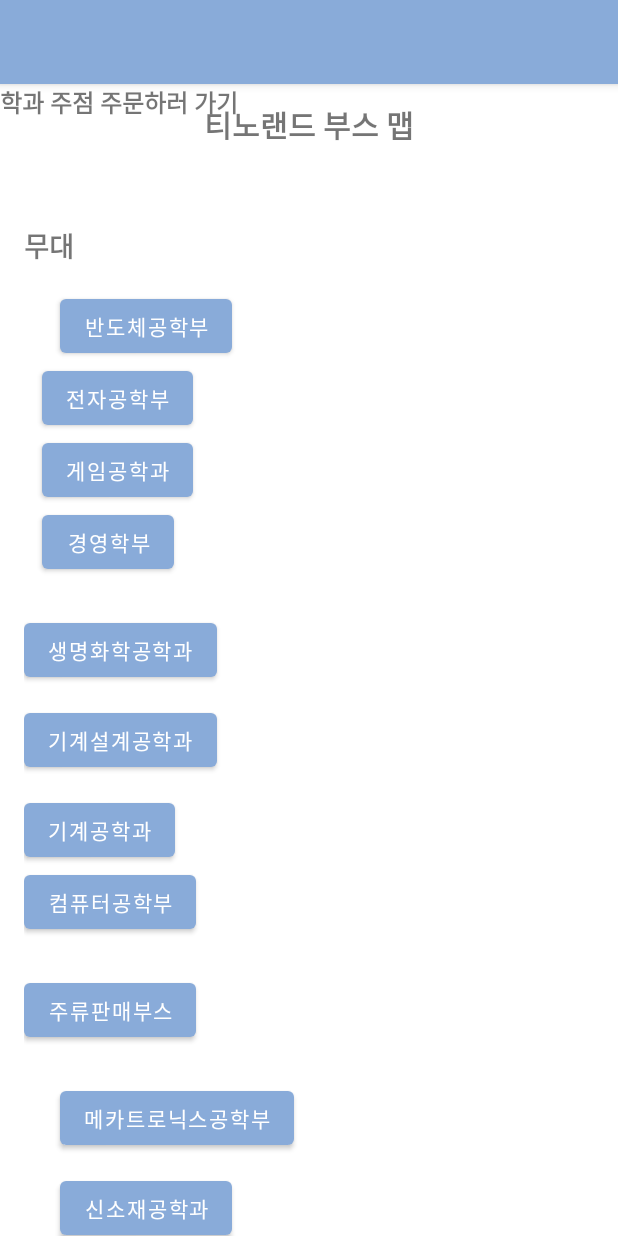
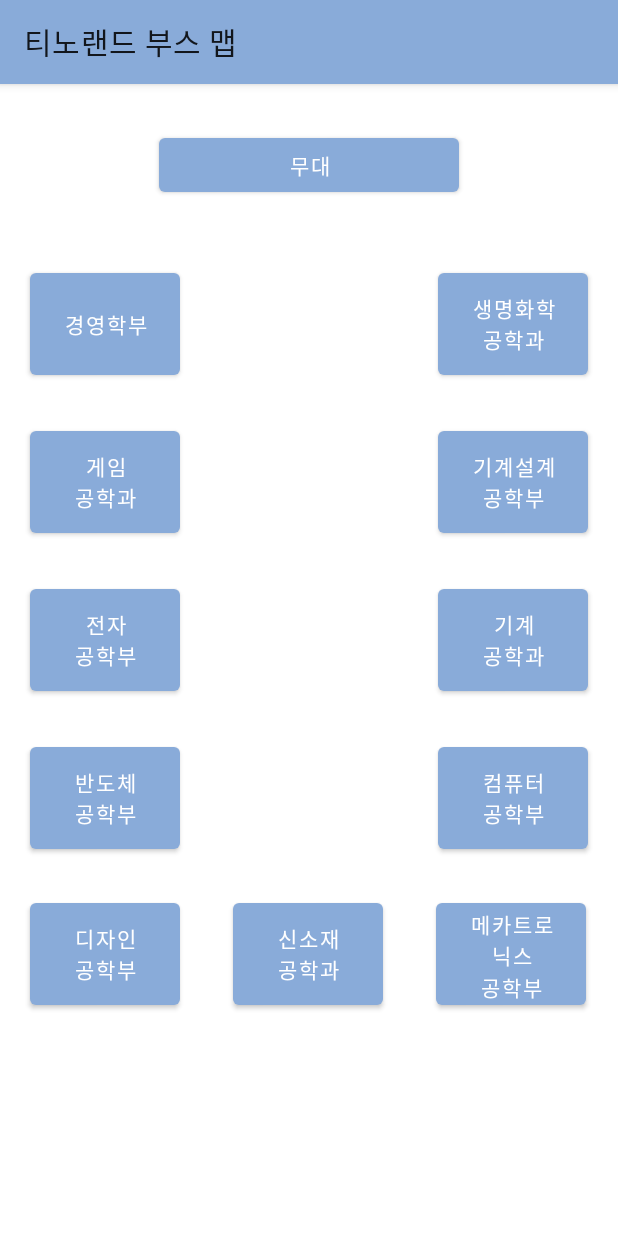
Before and after one commit to jiho5191/mobile-kiosk-app, an Android app: the screen it shows after launch (MapActivity), on a phone screen of 412 x 824 dp. Run offline under Robolectric (Android 15) with nearby library versions, the phone set to English and light mode, and no system bars.

Commit message:
map수정

```diff
--- a/app/src/main/java/com/example/mobile_team10/MapActivity.kt
+++ b/app/src/main/java/com/example/mobile_team10/MapActivity.kt
@@ -20,6 +20,7 @@ class MapActivity : AppCompatActivity() {
             v.setPadding(systemBars.left, systemBars.top, systemBars.right, systemBars.bottom)
             insets
         }
+        title="티노랜드 부스 맵"
 
         val booths = listOf(
             R.id.booth_semiconductor,
@@ -32,7 +33,6 @@ class MapActivity : AppCompatActivity() {
             R.id.booth_mechanical,
             R.id.booth_mechanical_design,
             R.id.booth_biochem,
-            R.id.booth_sales
         )
 
         booths.forEach { id ->
--- a/app/src/main/res/layout/activity_map.xml
+++ b/app/src/main/res/layout/activity_map.xml
@@ -3,153 +3,129 @@
     xmlns:app="http://schemas.android.com/apk/res-auto"
     xmlns:tools="http://schemas.android.com/tools"
     android:id="@+id/main"
-    android:title="티노랜드 부스 맵"
     android:layout_width="match_parent"
     android:layout_height="match_parent"
     tools:context=".MapActivity">
 
-    <TextView
-        android:id="@+id/pageTitle"
-        android:layout_width="0dp"
+    <Button
+        android:id="@+id/booth_stage"
+        android:layout_width="200dp"
         android:layout_height="wrap_content"
-        android:layout_marginTop="12dp"
+        android:text="무대"
+        android:layout_marginTop="30dp"
+        app:layout_constraintTop_toTopOf="parent"
+        app:layout_constraintStart_toStartOf="parent"
+        app:layout_constraintEnd_toEndOf="parent"/>
+
+    <!-- 왼쪽 열 -->
+    <Button
+        android:id="@+id/booth_business"
+        android:layout_width="100dp"
+        android:layout_height="80dp"
+        android:text="경영학부"
+        app:layout_constraintTop_toTopOf="parent"
+        app:layout_constraintStart_toStartOf="parent"
+        android:layout_marginTop="120dp"
+        android:layout_marginStart="20dp"
+        app:layout_constraintVertical_chainStyle="packed" />
+
+    <Button
+        android:id="@+id/booth_game"
+        android:layout_width="100dp"
+        android:layout_height="80dp"
+        android:text="게임\n공학과"
+        app:layout_constraintTop_toBottomOf="@id/booth_business"
+        app:layout_constraintStart_toStartOf="@id/booth_business"
+        android:layout_marginTop="25dp" />
+
+    <!-- 오른쪽 열 -->
+    <Button
+        android:id="@+id/booth_electronics"
+        android:layout_width="100dp"
+        android:layout_height="80dp"
+        android:layout_marginTop="25dp"
+        android:text="전자\n공학부"
+        app:layout_constraintStart_toStartOf="@id/booth_business"
+        app:layout_constraintTop_toBottomOf="@id/booth_game" />
+
+    <Button
+        android:id="@+id/booth_semiconductor"
+        android:layout_width="100dp"
+        android:layout_height="80dp"
+        android:layout_marginTop="25dp"
+        android:text="반도체\n공학부"
+        app:layout_constraintStart_toStartOf="@id/booth_business"
+        app:layout_constraintTop_toBottomOf="@id/booth_electronics" />
+
+    <Button
+        android:id="@+id/booth_biochem"
+        android:layout_width="100dp"
+        android:layout_height="80dp"
+        android:text="생명화학\n공학과"
+        app:layout_constraintTop_toTopOf="@id/booth_business"
+        app:layout_constraintEnd_toEndOf="parent"
+        android:layout_marginEnd="20dp"
+        app:layout_constraintVertical_chainStyle="packed" />
+
+    <Button
+        android:id="@+id/booth_mechanical_design"
+        android:layout_width="100dp"
+        android:layout_height="80dp"
+        android:text="기계설계\n공학부"
+        app:layout_constraintTop_toBottomOf="@id/booth_biochem"
+        app:layout_constraintEnd_toEndOf="@id/booth_biochem"
+        android:layout_marginTop="25dp" />
+
+    <Button
+        android:id="@+id/booth_mechanical"
+        android:layout_width="100dp"
+        android:layout_height="80dp"
+        android:text="기계\n공학과"
+        app:layout_constraintTop_toBottomOf="@id/booth_mechanical_design"
+        app:layout_constraintEnd_toEndOf="@id/booth_biochem"
+        android:layout_marginTop="25dp" />
+
+    <Button
+        android:id="@+id/booth_cs"
+        android:layout_width="100dp"
+        android:layout_height="80dp"
+        android:text="컴퓨터\n공학부"
+        app:layout_constraintTop_toBottomOf="@id/booth_mechanical"
+        app:layout_constraintEnd_toEndOf="@id/booth_biochem"
+        android:layout_marginTop="25dp" />
+
+    <!-- 하단 줄 (3개) -->
+    <LinearLayout
+        android:layout_width="wrap_content"
+        android:layout_height="wrap_content"
+        android:layout_marginTop="4dp"
         android:gravity="center"
-        android:text="티노랜드 부스 맵"
-        android:textSize="20sp"
-        android:textStyle="bold"
+        android:orientation="horizontal"
         app:layout_constraintEnd_toEndOf="parent"
         app:layout_constraintHorizontal_bias="0.0"
         app:layout_constraintStart_toStartOf="parent"
-        app:layout_constraintTop_toTopOf="parent" />
-
-    <TextView
-        android:id="@+id/boothBoxTitle"
-        android:layout_width="0dp"
-        android:layout_height="wrap_content"
-        android:gravity="center"
-        android:text="학과 주점 주문하러 가기"
-        android:textSize="16sp"
-        android:textStyle="bold" />
-
-    <LinearLayout
-        android:id="@+id/boothBox"
-        android:layout_width="0dp"
-        android:layout_height="wrap_content"
-        android:layout_marginTop="12dp"
-        android:orientation="vertical"
-        android:padding="16dp"
-        app:layout_constraintEnd_toEndOf="parent"
-        app:layout_constraintHorizontal_bias="0.0"
-        app:layout_constraintStart_toStartOf="parent"
-        app:layout_constraintTop_toBottomOf="@id/pageTitle">
-
-        <TextView
-            android:id="@+id/stage"
-            android:layout_width="wrap_content"
-            android:layout_height="wrap_content"
-            android:layout_marginTop="24dp"
-            android:text="무대"
-            android:textSize="18sp"
-            android:textStyle="bold"
-            app:layout_constraintEnd_toEndOf="parent"
-            app:layout_constraintStart_toStartOf="parent"
-            app:layout_constraintTop_toBottomOf="@id/boothBox" />
-        <!-- 상단 라인 (왼→오) -->
+        app:layout_constraintTop_toBottomOf="@id/booth_semiconductor">
 
         <Button
-            android:id="@+id/booth_semiconductor"
-            android:layout_width="wrap_content"
-            android:layout_height="wrap_content"
-            android:layout_marginStart="24dp"
-            android:layout_marginTop="16dp"
-            android:text="반도체공학부" />
-
-        <Button
-            android:id="@+id/booth_electronics"
-            android:layout_width="wrap_content"
-            android:layout_height="wrap_content"
-            android:layout_marginStart="12dp"
-            android:text="전자공학부" />
-
-        <Button
-            android:id="@+id/booth_game"
-            android:layout_width="wrap_content"
-            android:layout_height="wrap_content"
-            android:layout_marginStart="12dp"
-            android:text="게임공학과" />
-
-        <!-- 우측 라인 (상→하) -->
-        <Button
-            android:id="@+id/booth_business"
-            android:layout_width="wrap_content"
-            android:layout_height="wrap_content"
-            android:layout_marginStart="12dp"
-            android:text="경영학부" />
-
-        <Button
-            android:id="@+id/booth_biochem"
-            android:layout_width="wrap_content"
-            android:layout_height="wrap_content"
-            android:layout_marginTop="24dp"
-            android:layout_marginEnd="24dp"
-            android:text="생명화학공학과" />
-
-        <Button
-            android:id="@+id/booth_mechanical_design"
-            android:layout_width="wrap_content"
-            android:layout_height="wrap_content"
-            android:layout_marginTop="12dp"
-            android:layout_marginEnd="24dp"
-            android:text="기계설계공학과" />
-
-        <Button
-            android:id="@+id/booth_mechanical"
-            android:layout_width="wrap_content"
-            android:layout_height="wrap_content"
-            android:layout_marginTop="12dp"
-            android:layout_marginEnd="24dp"
-            android:text="기계공학과" />
-
-        <Button
-            android:id="@+id/booth_cs"
-            android:layout_width="wrap_content"
-            android:layout_height="wrap_content"
-            android:layout_marginEnd="24dp"
-            android:layout_marginBottom="24dp"
-            android:text="컴퓨터공학부" />
-
-        <Button
-            android:id="@+id/booth_sales"
-            android:layout_width="wrap_content"
-            android:layout_height="wrap_content"
-            android:layout_marginEnd="24dp"
-            android:layout_marginBottom="24dp"
-            android:text="주류판매부스" />
-
-        <!-- 좌측 라인 (하→상) -->
-        <Button
-            android:id="@+id/booth_mechatronics"
-            android:layout_width="wrap_content"
-            android:layout_height="wrap_content"
-            android:layout_marginStart="24dp"
-            android:layout_marginBottom="12dp"
-            android:text="메카트로닉스공학부" />
+            android:id="@+id/booth_design"
+            android:layout_width="100dp"
+            android:layout_height="80dp"
+            android:layout_margin="20dp"
+            android:text="디자인\n공학부" />
 
         <Button
             android:id="@+id/booth_newmaterials"
-            android:layout_width="wrap_content"
-            android:layout_height="wrap_content"
-            android:layout_marginStart="24dp"
-            android:layout_marginBottom="12dp"
-            android:text="신소재공학과" />
+            android:layout_width="100dp"
+            android:layout_height="80dp"
+            android:layout_margin="15dp"
+            android:text="신소재\n공학과" />
 
         <Button
-            android:id="@+id/booth_design"
-            android:layout_width="wrap_content"
-            android:layout_height="wrap_content"
-            android:layout_marginStart="24dp"
-            android:layout_marginBottom="12dp"
-            android:text="디자인공학부" />
+            android:id="@+id/booth_mechatronics"
+            android:layout_width="100dp"
+            android:layout_height="80dp"
+            android:layout_margin="20dp"
+            android:text="메카트로닉스\n공학부" />
     </LinearLayout>
 
 </androidx.constraintlayout.widget.ConstraintLayout>
```
